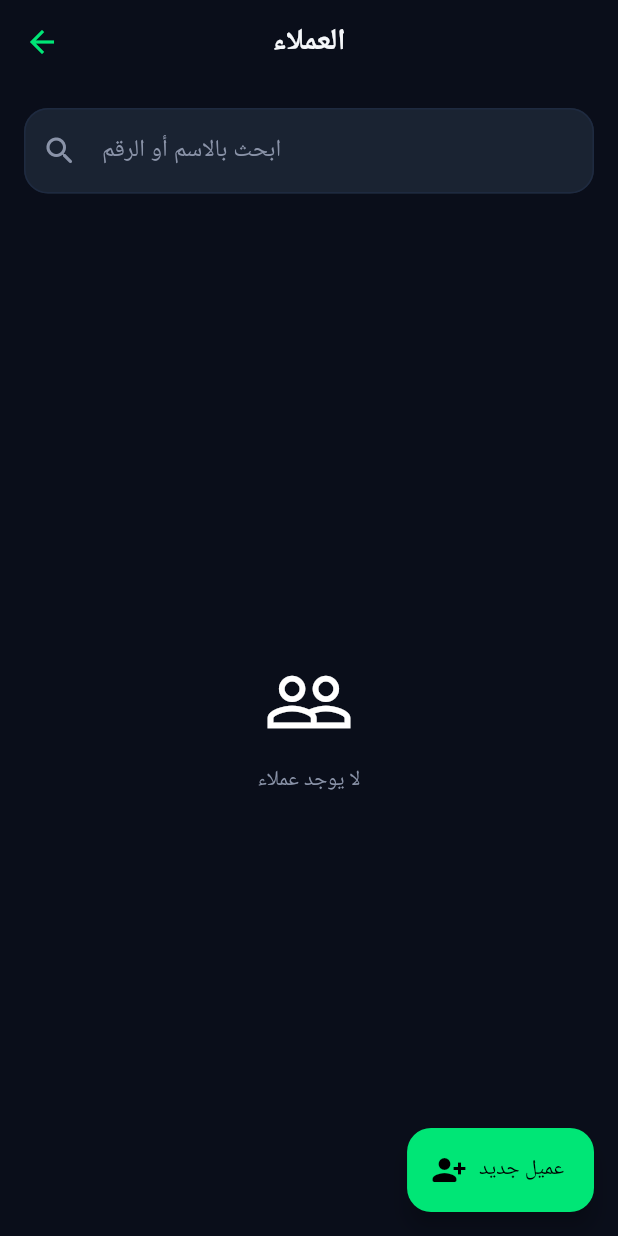
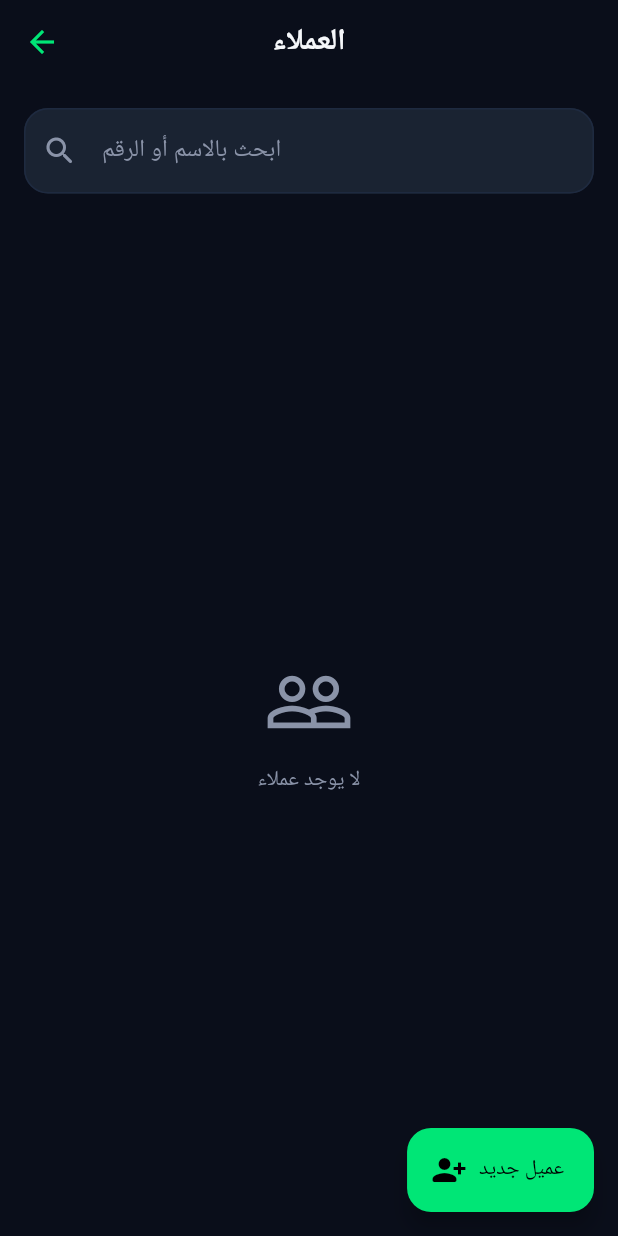
Before and after one commit to Alaa537/hamo_note, a Flutter app: the ClientsScreen screen opened directly, on a phone screen of 412 x 824 dp. Run offline on Flutter 3.47's test engine with Material 3 defaults, Android fonts, the phone set to English and light mode, and no system bars; drawn by our look-alikes of flutter_animate; our stand-ins replace flutter_staggered_animations, google_fonts, pdf, printing, shared_preferences; accounts and stored records are empty; Roboto replaces fonts that are missing (Cairo).

Commit message:
fix: remove const from widgets using context.app runtime getters

```diff
--- a/lib/screens/clients_screen.dart
+++ b/lib/screens/clients_screen.dart
@@ -42,7 +42,7 @@ class _ClientsScreenState extends State<ClientsScreen> {
             child: TextField(
               onChanged: (v) => setState(() => query = v),
               style: TextStyle(color: context.appText),
-              decoration: const InputDecoration(
+              decoration: InputDecoration(
                 hintText: 'ابحث بالاسم أو الرقم',
                 prefixIcon:
                     Icon(Icons.search_rounded, color: context.appTextDim),
@@ -54,7 +54,7 @@ class _ClientsScreenState extends State<ClientsScreen> {
                 ? Center(
                     child: Column(
                       mainAxisSize: MainAxisSize.min,
-                      children: const [
+                      children: [
                         Icon(Icons.people_outline,
                             color: context.appTextDim, size: 60),
                         SizedBox(height: 12),
@@ -111,7 +111,7 @@ class _ClientsScreenState extends State<ClientsScreen> {
                                                   fontSize: 15)),
                                           const SizedBox(height: 2),
                                           Text(c.phone,
-                                              style: const TextStyle(
+                                              style: TextStyle(
                                                   fontSize: 12,
                                                   color: context.appTextDim)),
                                         ],
```
Also changed, not shown: lib/screens/dashboard_screen.dart (+8 -8 lines), lib/screens/merchant_screen.dart (+4 -4 lines).
